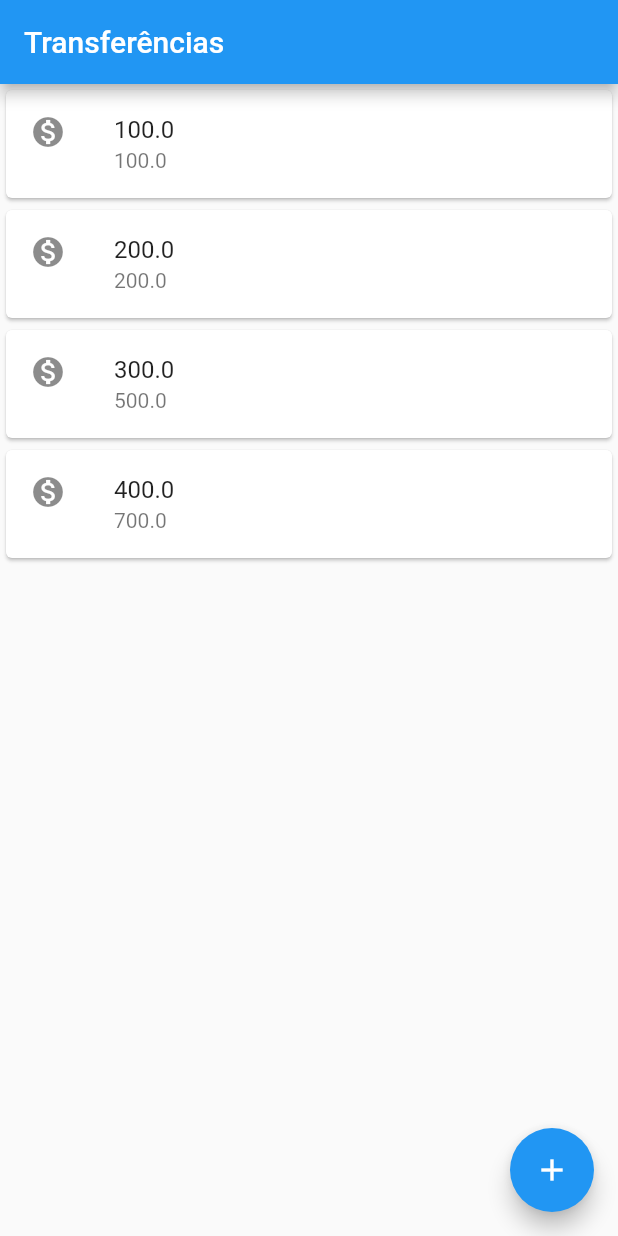
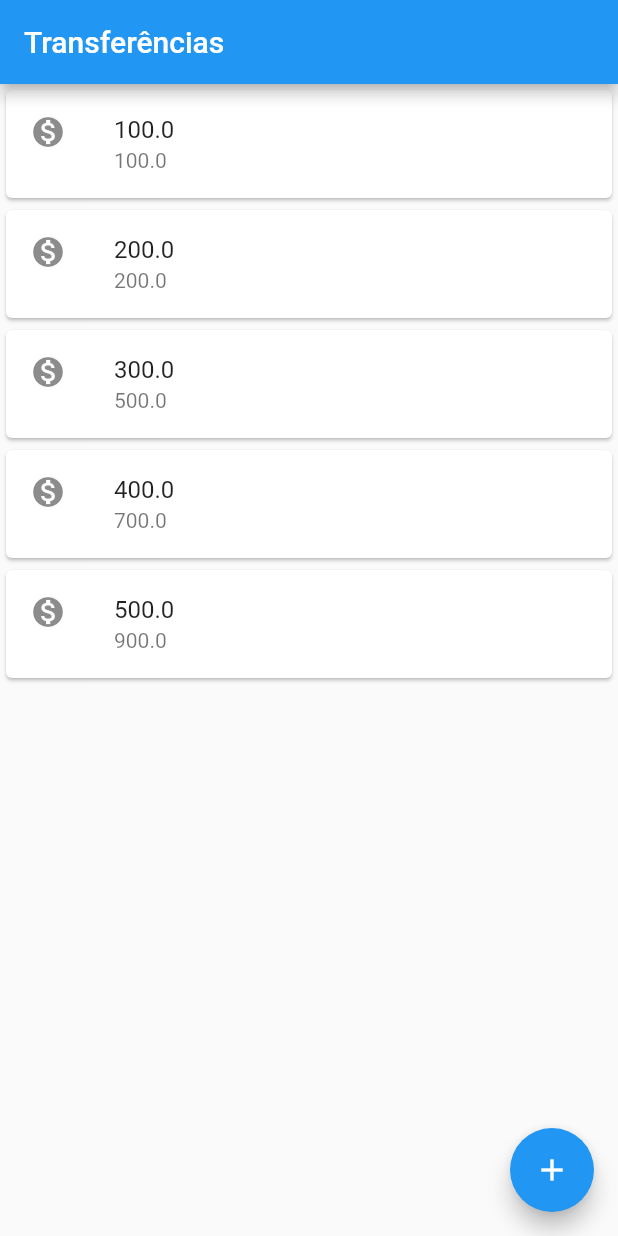
Before and after one commit to denerkr/Green_Share, a Flutter app: the screen it shows after launch, on a phone screen of 412 x 824 dp. Run offline on Flutter 3.47's test engine with Material 2 defaults, Android fonts, the phone set to English and light mode, and no system bars.

Commit message:
oi dener amigaoooooo

```diff
--- a/lib/main.dart
+++ b/lib/main.dart
@@ -21,6 +21,7 @@ class ListadeTransferencias extends StatelessWidget {
         ItemTransferencia(Transferencia(200.00, 200.000)),
         ItemTransferencia(Transferencia(300.00, 500.000)),
         ItemTransferencia(Transferencia(400.00, 700.000)),
+        ItemTransferencia(Transferencia(500.00, 900.000)),
       ],
     );
   }
```
